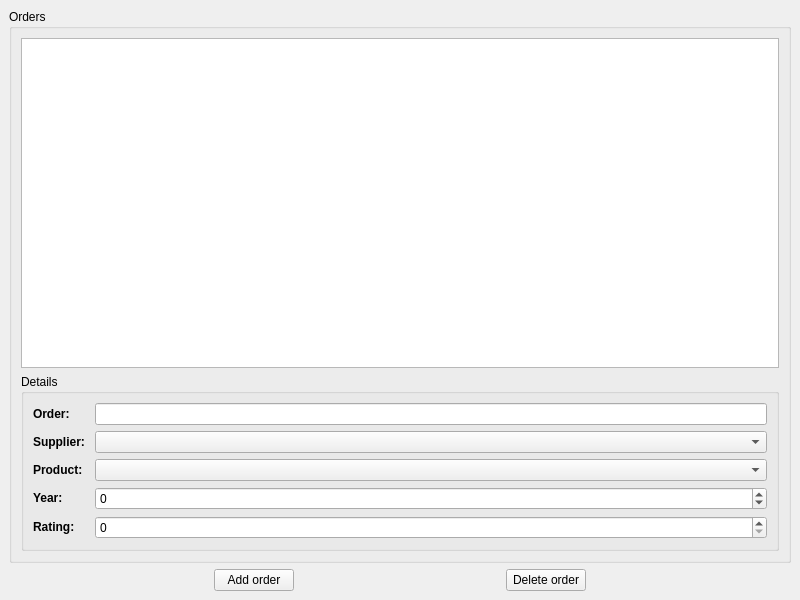
Before: the Qt Designer form mainwindow.ui in ftena/tarod-forms, drawn with Qt 5.
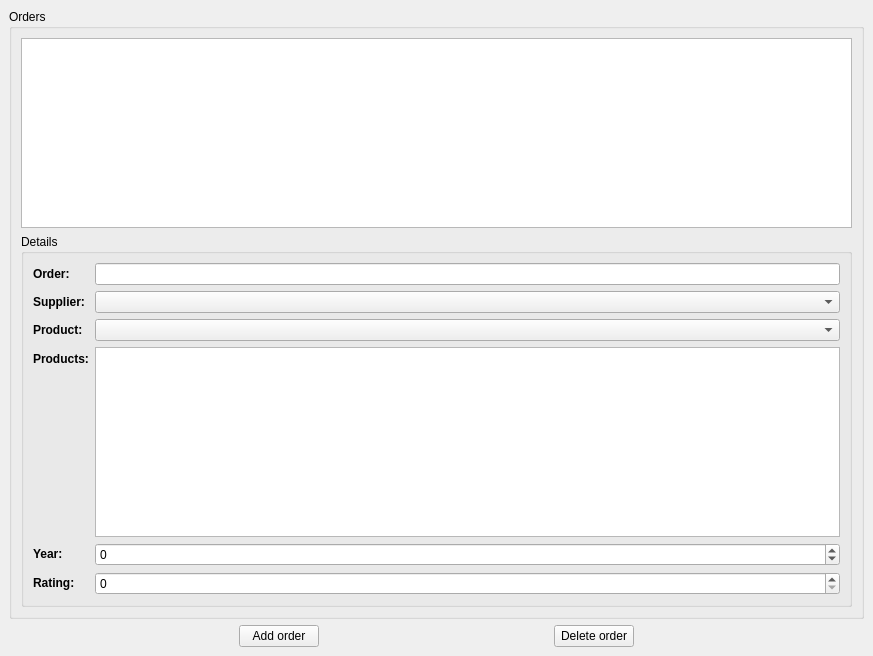
After: the same form once the commit is applied.

Commit message: added some values in order_items table

```diff
--- a/mainwindow.ui
+++ b/mainwindow.ui
@@ -6,8 +6,8 @@
    <rect>
     <x>0</x>
     <y>0</y>
-    <width>800</width>
-    <height>600</height>
+    <width>873</width>
+    <height>656</height>
    </rect>
   </property>
   <property name="windowTitle">
@@ -106,14 +106,14 @@
             </property>
            </widget>
           </item>
-          <item row="3" column="0">
+          <item row="4" column="0">
            <widget class="QLabel" name="label_4">
             <property name="text">
              <string>&lt;b&gt;Year:&lt;/b&gt;</string>
             </property>
            </widget>
           </item>
-          <item row="3" column="1">
+          <item row="4" column="1">
            <widget class="QSpinBox" name="yearEdit">
             <property name="enabled">
              <bool>true</bool>
@@ -129,20 +129,43 @@
             </property>
            </widget>
           </item>
-          <item row="4" column="0">
+          <item row="5" column="0">
            <widget class="QLabel" name="label">
             <property name="text">
              <string>&lt;b&gt;Rating:&lt;/b&gt;</string>
             </property>
            </widget>
           </item>
-          <item row="4" column="1">
+          <item row="5" column="1">
            <widget class="QSpinBox" name="ratingEdit">
             <property name="maximum">
              <number>5</number>
             </property>
            </widget>
           </item>
+          <item row="3" column="0">
+           <widget class="QLabel" name="label_6">
+            <property name="text">
+             <string>&lt;b&gt;Products:&lt;/b&gt;</string>
+            </property>
+           </widget>
+          </item>
+          <item row="3" column="1">
+           <widget class="QListView" name="productsView">
+            <property name="sizePolicy">
+             <sizepolicy hsizetype="Expanding" vsizetype="Expanding">
+              <horstretch>0</horstretch>
+              <verstretch>0</verstretch>
+             </sizepolicy>
+            </property>
+            <property name="maximumSize">
+             <size>
+              <width>16777215</width>
+              <height>16777215</height>
+             </size>
+            </property>
+           </widget>
+          </item>
          </layout>
         </widget>
        </item>
```
The commit also changes 1 other file.
